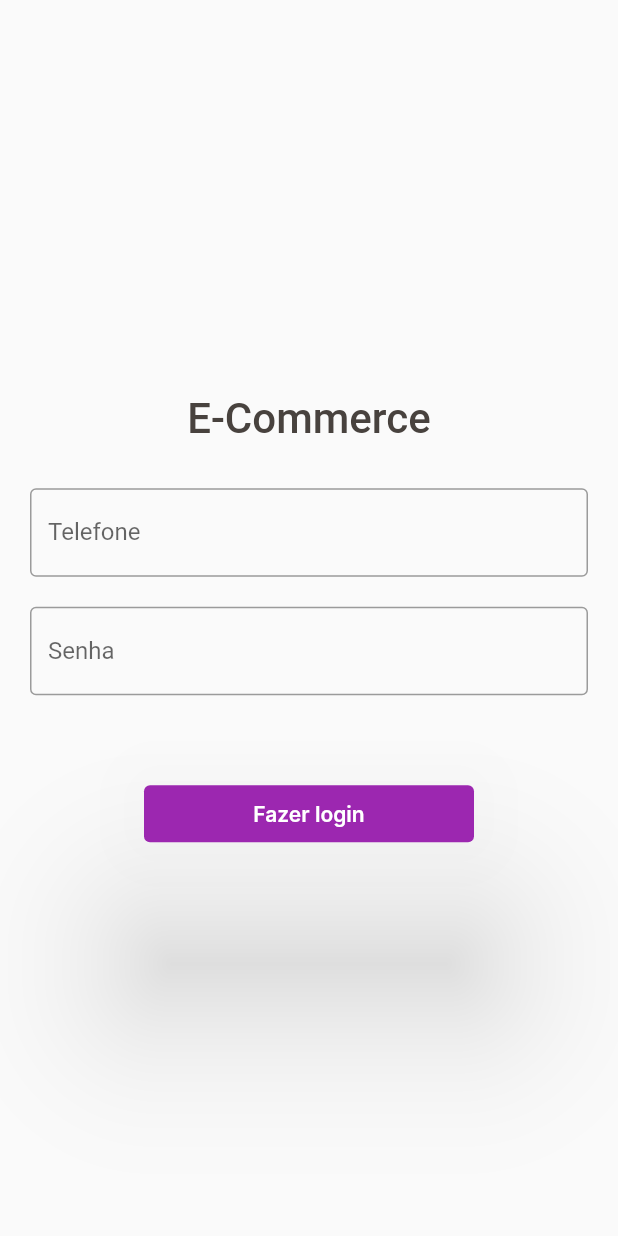
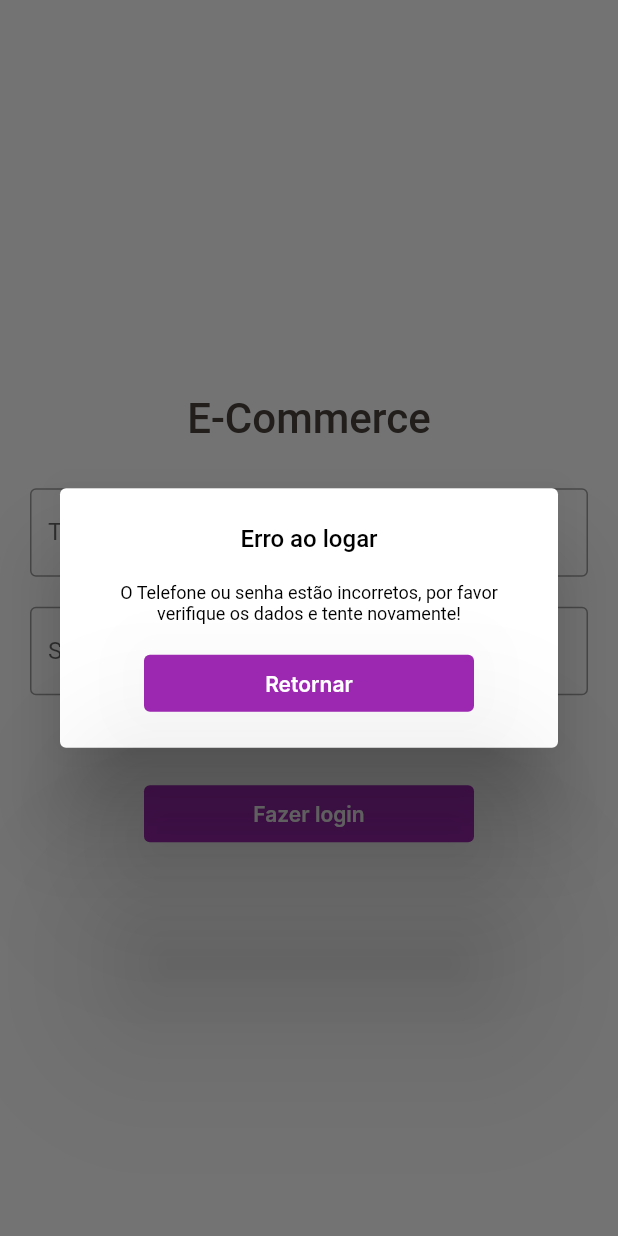
Before and after one commit to PauloV-OFonseca/ecommerce, a Flutter app: the screen it shows after launch, after a tap on "Fazer login", on a phone screen of 412 x 824 dp. Run offline on Flutter 3.47's test engine with Material 2 defaults, Android fonts, the phone set to English and light mode, and no system bars; our stand-ins replace brasil_fields, get; Roboto replaces fonts that are missing (Inter, Rubik, inter).

Commit message:
Ativando alerta ao inserir informações de login incorretas

```diff
--- a/lib/app/data/login/controllers/login_controller.dart
+++ b/lib/app/data/login/controllers/login_controller.dart
@@ -1,9 +1,11 @@
-// ignore: import_of_legacy_library_into_null_safe
+import 'package:brasil_fields/brasil_fields.dart';
+import 'package:ecommerce/app/shared/components/default_alert.dart';
 import 'package:flutter/material.dart';
 import 'package:get/get.dart';
 
 class LoginController extends GetxController {
   TextEditingController phoneController = TextEditingController();
+  TextEditingController passwordController = TextEditingController();
   final phoneNumber = "".obs;
   final password = "".obs;
 
@@ -14,4 +16,37 @@ class LoginController extends GetxController {
 
   setPhone(String phone) => this.phoneNumber.value = phone;
   setPassword(String password) => this.password.value = password;
+
+  bool get validateNumber {
+    if (phoneNumber.isNotEmpty)
+      return UtilBrasilFields.obterTelefone(phoneNumber.value, mascara: false)
+              .length ==
+          10;
+    return false;
+  }
+
+  bool get validatePassword {
+    if (password.isNotEmpty) return password.value.length > 3;
+    return false;
+  }
+
+  handleNavigate() {
+    if (!validateNumber || !validatePassword)
+      callDialog(Get.context);
+    else
+      print("Salve");
+  }
+
+  callDialog(context) async {
+    await showDialog(
+      context: context,
+      builder: (BuildContext context) {
+        return DefaultAlert(
+          title: "Erro ao logar",
+          content:
+              "O Telefone ou senha estão incorretos, por favor verifique os dados e tente novamente!",
+        );
+      },
+    );
+  }
 }
--- a/lib/app/data/login/views/login_view.dart
+++ b/lib/app/data/login/views/login_view.dart
@@ -35,14 +35,14 @@ class LoginView extends GetView<LoginController> {
             AppInput(
               labelText: "Senha",
               onChanged: controller.setPassword,
-              controller: null,
+              controller: controller.passwordController,
               keyboardType: TextInputType.phone,
               obscure: true,
             ),
             SizedBox(height: 60),
             DefaultButton(
               text: "Fazer login",
-              onPressed: teste,
+              onPressed: controller.handleNavigate,
               isLoading: false,
             )
           ],
@@ -51,7 +51,4 @@ class LoginView extends GetView<LoginController> {
     );
   }
 
-  teste() {
-    return;
-  }
 }
--- /dev/null
+++ b/lib/app/shared/components/default_alert.dart
@@ -0,0 +1,46 @@
+import 'package:ecommerce/app/shared/components/default_button.dart';
+import 'package:ecommerce/app/shared/consts/text_styles.dart';
+import 'package:flutter/material.dart';
+import 'package:get/get.dart';
+
+class DefaultAlert extends StatelessWidget {
+  final String title;
+  final String content;
+  const DefaultAlert({
+    Key? key,
+    required this.title,
+    required this.content,
+  }) : super(key: key);
+
+  @override
+  Widget build(BuildContext context) {
+    return Container(
+      width: 328,
+      child: AlertDialog(
+        title: Center(
+          child: Text(
+            title,
+            style: TextStyles.ALERT_DIALOG_TITLE_TEXT_STYLE,
+            textAlign: TextAlign.center,
+          ),
+        ),
+        content: Column(
+          mainAxisSize: MainAxisSize.min,
+          children: [
+            Text(
+              content,
+              style: TextStyles.ALERT_DIALOG_CONTENT_TEXT_STYLE,
+              textAlign: TextAlign.center,
+            ),
+            SizedBox(height: 20),
+            DefaultButton(
+              text: "Retornar",
+              onPressed: Get.back,
+              isLoading: false,
+            ),
+          ],
+        ),
+      ),
+    );
+  }
+}
--- a/lib/app/shared/consts/text_styles.dart
+++ b/lib/app/shared/consts/text_styles.dart
@@ -18,4 +18,22 @@ class TextStyles {
     fontStyle: FontStyle.normal,
     fontSize: 14,
   );
+
+  // ignore: non_constant_identifier_names
+  static final ALERT_DIALOG_TITLE_TEXT_STYLE = TextStyle(
+    fontFamily: 'Rubik',
+    color: Colors.black,
+    fontSize: 16,
+    fontWeight: FontWeight.w500,
+    fontStyle: FontStyle.normal,
+  );
+
+  // ignore: non_constant_identifier_names
+  static final ALERT_DIALOG_CONTENT_TEXT_STYLE = TextStyle(
+    fontFamily: 'inter',
+    color: Colors.black,
+    fontSize: 12,
+    fontWeight: FontWeight.w400,
+    fontStyle: FontStyle.normal,
+  );
 }
```
